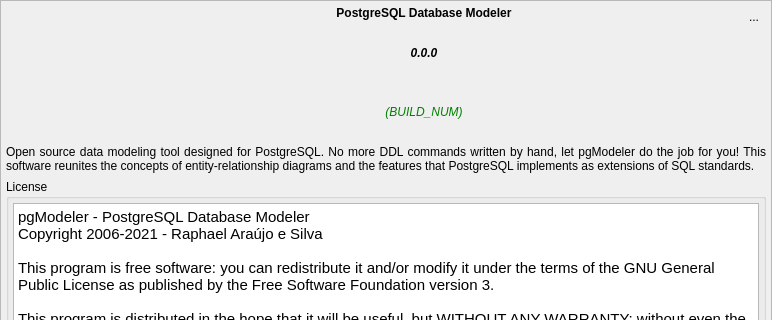
First picture: the form in libs/libgui/ui/widgets/aboutwidget.ui, repository pgmodeler/pgmodeler, before the edit; both pictures show x 0 to 772 and y 0 to 320 of the 772 by 650 pixel window.
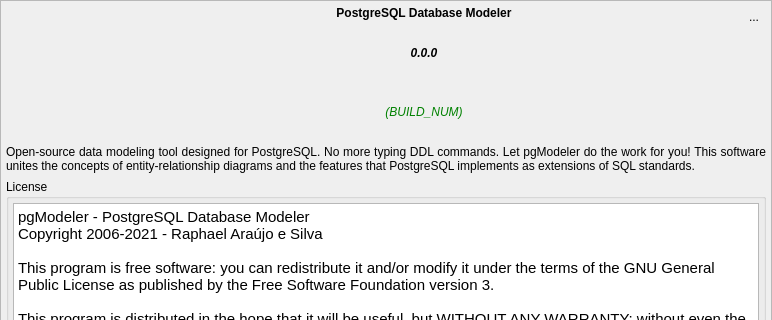
Second picture: the form after the edit. Icons and pictures are not drawn.

Diff of the .ui file:
```diff
--- a/libs/libgui/ui/widgets/aboutwidget.ui
+++ b/libs/libgui/ui/widgets/aboutwidget.ui
@@ -266,7 +266,7 @@
          <enum>QFrame::NoFrame</enum>
         </property>
         <property name="text">
-         <string>Open source data modeling tool designed for PostgreSQL. No more DDL commands written by hand, let pgModeler do the job for you! This software reunites the concepts of entity-relationship diagrams and the features that PostgreSQL implements as extensions of SQL standards. </string>
+         <string>Open-source data modeling tool designed for PostgreSQL. No more typing DDL commands. Let pgModeler do the work for you! This software unites the concepts of entity-relationship diagrams and the features that PostgreSQL implements as extensions of SQL standards.</string>
         </property>
         <property name="textFormat">
          <enum>Qt::PlainText</enum>
```
Left out of the diff: 3 changed lines with no effect on the pictures.
